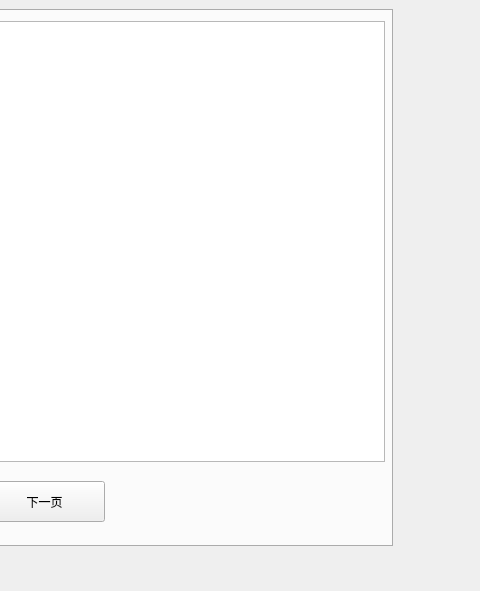
Above: DemoProject/widget.ui from rucnevermore/qt-bms-monitor before the change; both pictures show x 667 to 1147 and y 0 to 591 of the 1147 by 591 pixel window. Below: the same form after it.
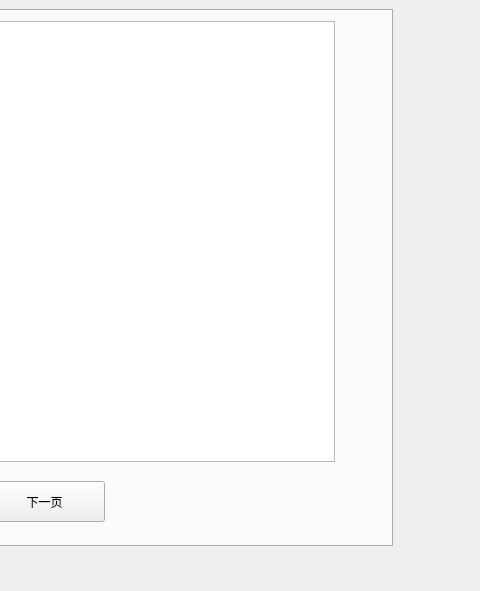
That is the form after the change. The open tabs and pages were chosen to show the change.

The edit to the form file:
```diff
--- a/DemoProject/widget.ui
+++ b/DemoProject/widget.ui
@@ -4853,7 +4853,7 @@
       <rect>
        <x>10</x>
        <y>10</y>
-       <width>1031</width>
+       <width>981</width>
        <height>441</height>
       </rect>
      </property>
```
